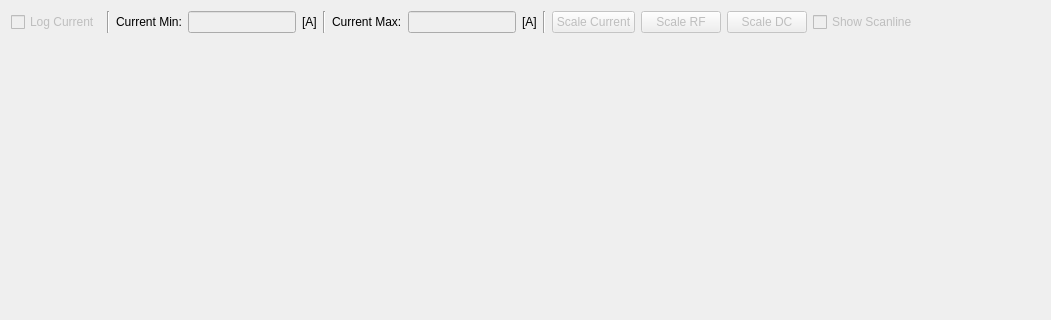
First picture: the form in src/qms/layouts/map_plot.ui, repository JJendryka/QMS, before the edit; both pictures show x 0 to 1051 and y 0 to 320 of the 1051 by 542 pixel window.
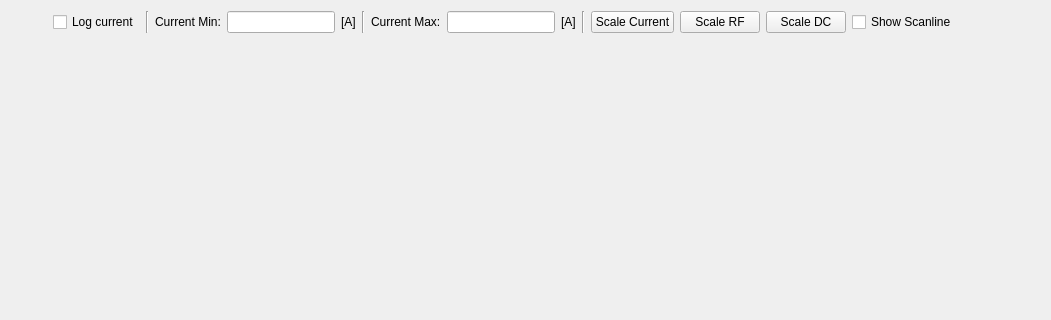
Second picture: the form after the edit.

Commit message: Log map plot

The edit to the form file:
```diff
--- a/src/qms/layouts/map_plot.ui
+++ b/src/qms/layouts/map_plot.ui
@@ -16,13 +16,26 @@
   <layout class="QVBoxLayout" name="verticalLayout">
    <item>
     <layout class="QHBoxLayout" name="horizontalLayout">
+     <item>
+      <spacer name="horizontalSpacer_2">
+       <property name="orientation">
+        <enum>Qt::Horizontal</enum>
+       </property>
+       <property name="sizeHint" stdset="0">
+        <size>
+         <width>40</width>
+         <height>20</height>
+        </size>
+       </property>
+      </spacer>
+     </item>
      <item>
       <widget class="QCheckBox" name="log_checkbox">
-       <property name="enabled">
-        <bool>false</bool>
+       <property name="toolTip">
+        <string>Plot current data wih logarithmic scale</string>
        </property>
        <property name="text">
-        <string>Log Current</string>
+        <string>Log current</string>
        </property>
       </widget>
      </item>
@@ -43,7 +56,7 @@
      <item>
       <widget class="QLineEdit" name="current_min_lineedit">
        <property name="enabled">
-        <bool>false</bool>
+        <bool>true</bool>
        </property>
        <property name="sizePolicy">
         <sizepolicy hsizetype="Minimum" vsizetype="Fixed">
@@ -77,7 +90,7 @@
      <item>
       <widget class="QLineEdit" name="current_max_lineedit">
        <property name="enabled">
-        <bool>false</bool>
+        <bool>true</bool>
        </property>
        <property name="sizePolicy">
         <sizepolicy hsizetype="Minimum" vsizetype="Fixed">
@@ -104,7 +117,7 @@
      <item>
       <widget class="QPushButton" name="scale_current_button">
        <property name="enabled">
-        <bool>false</bool>
+        <bool>true</bool>
        </property>
        <property name="text">
         <string>Scale Current</string>
@@ -114,7 +127,7 @@
      <item>
       <widget class="QPushButton" name="scale_rf_button">
        <property name="enabled">
-        <bool>false</bool>
+        <bool>true</bool>
        </property>
        <property name="text">
         <string>Scale RF</string>
@@ -124,7 +137,7 @@
      <item>
       <widget class="QPushButton" name="scale_dc_button">
        <property name="enabled">
-        <bool>false</bool>
+        <bool>true</bool>
        </property>
        <property name="text">
         <string>Scale DC</string>
@@ -134,13 +147,26 @@
      <item>
       <widget class="QCheckBox" name="scanline_checkbox">
        <property name="enabled">
-        <bool>false</bool>
+        <bool>true</bool>
        </property>
        <property name="text">
         <string>Show Scanline</string>
        </property>
       </widget>
      </item>
+     <item>
+      <spacer name="horizontalSpacer_3">
+       <property name="orientation">
+        <enum>Qt::Horizontal</enum>
+       </property>
+       <property name="sizeHint" stdset="0">
+        <size>
+         <width>40</width>
+         <height>20</height>
+        </size>
+       </property>
+      </spacer>
+     </item>
      <item>
       <spacer name="horizontalSpacer">
        <property name="orientation">
```
The commit also changes 3 other files.
